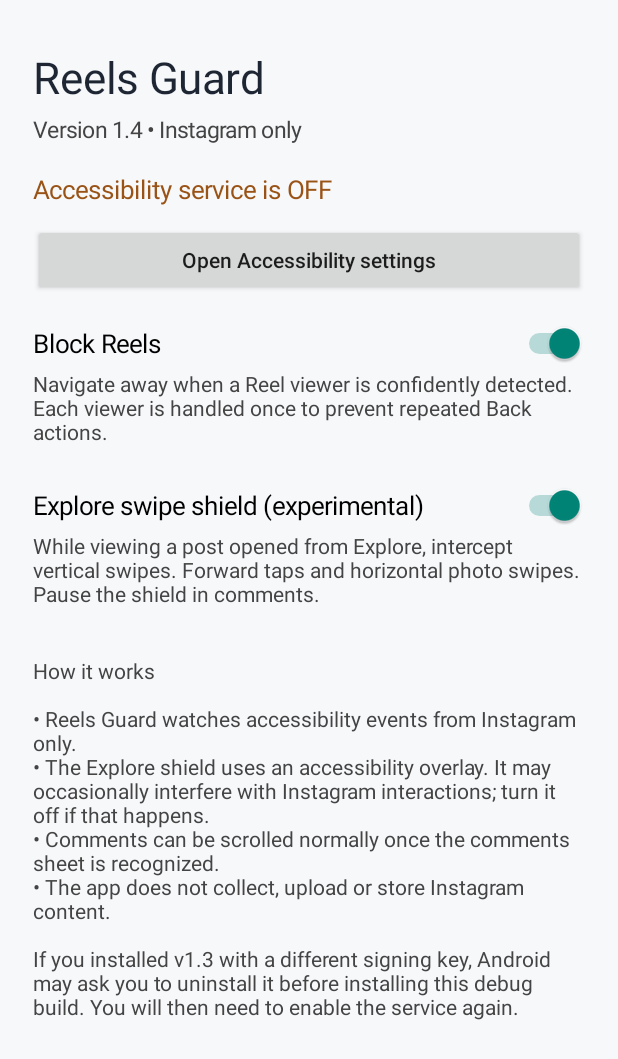
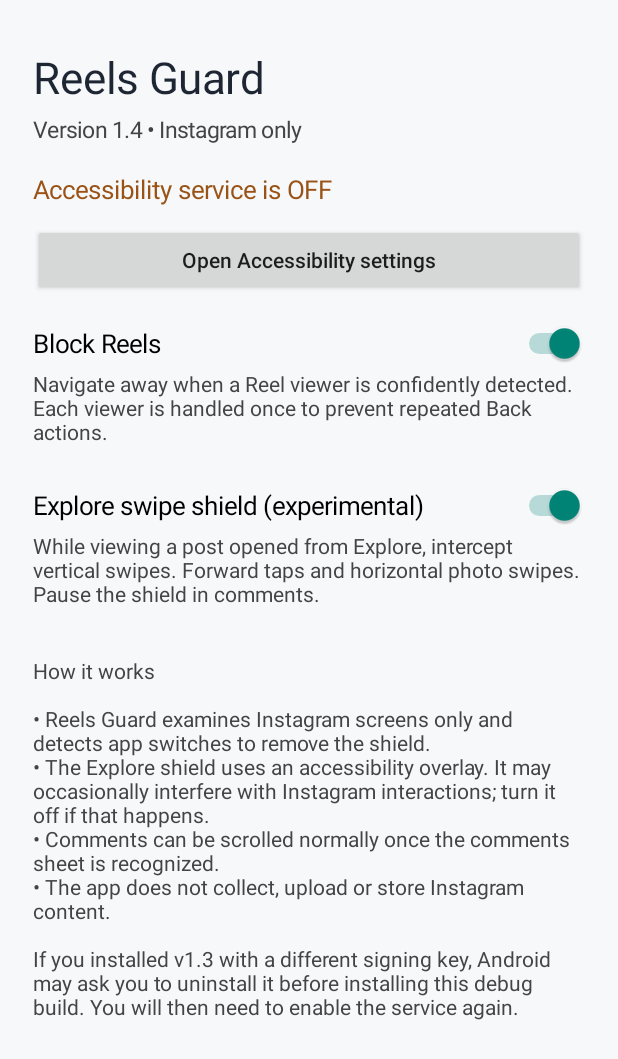
Before and after one commit to MarinCepeleaga/blank-app, an Android app: the screen it shows after launch (MainActivity), on a phone screen of 412 x 824 dp. Shown: the top 1059 px of the screen. Run offline under Robolectric (Android 15) with nearby library versions, the phone set to English and light mode, and no system bars.

Commit message:
Remove Explore overlay on app switches without inspecting other apps

```diff
--- a/reelsguard/src/main/java/com/example/reelsguard/MainActivity.java
+++ b/reelsguard/src/main/java/com/example/reelsguard/MainActivity.java
@@ -57,7 +57,7 @@ public final class MainActivity extends Activity {
 
         TextView details = text(
                 "How it works\n\n" +
-                "• Reels Guard watches accessibility events from Instagram only.\n" +
+                "• Reels Guard examines Instagram screens only and detects app switches to remove the shield.\n" +
                 "• The Explore shield uses an accessibility overlay. It may occasionally interfere with Instagram interactions; turn it off if that happens.\n" +
                 "• Comments can be scrolled normally once the comments sheet is recognized.\n" +
                 "• The app does not collect, upload or store Instagram content.\n\n" +
--- a/reelsguard/src/main/res/values/strings.xml
+++ b/reelsguard/src/main/res/values/strings.xml
@@ -2,5 +2,5 @@
 <resources>
     <string name="app_name">Reels Guard</string>
     <string name="service_name">Reels Guard blocker</string>
-    <string name="service_description">Locally detects Instagram Reels and optionally intercepts vertical gestures in Explore post viewers. No browsing content is saved or transmitted.</string>
+    <string name="service_description">Inspects Instagram screens locally and notices app switches so the Explore shield can be removed. No browsing content is saved or transmitted.</string>
 </resources>
--- a/reelsguard/src/main/res/xml/reels_accessibility_service.xml
+++ b/reelsguard/src/main/res/xml/reels_accessibility_service.xml
@@ -1,7 +1,6 @@
 <?xml version="1.0" encoding="utf-8"?>
 <accessibility-service xmlns:android="http://schemas.android.com/apk/res/android"
     android:accessibilityEventTypes="typeWindowStateChanged|typeWindowContentChanged|typeViewClicked|typeViewScrolled|typeViewSelected|typeWindowsChanged"
-    android:packageNames="com.instagram.android"
     android:accessibilityFeedbackType="feedbackGeneric"
     android:notificationTimeout="90"
     android:canRetrieveWindowContent="true"
```
Also changed, not shown: 1 other file.
